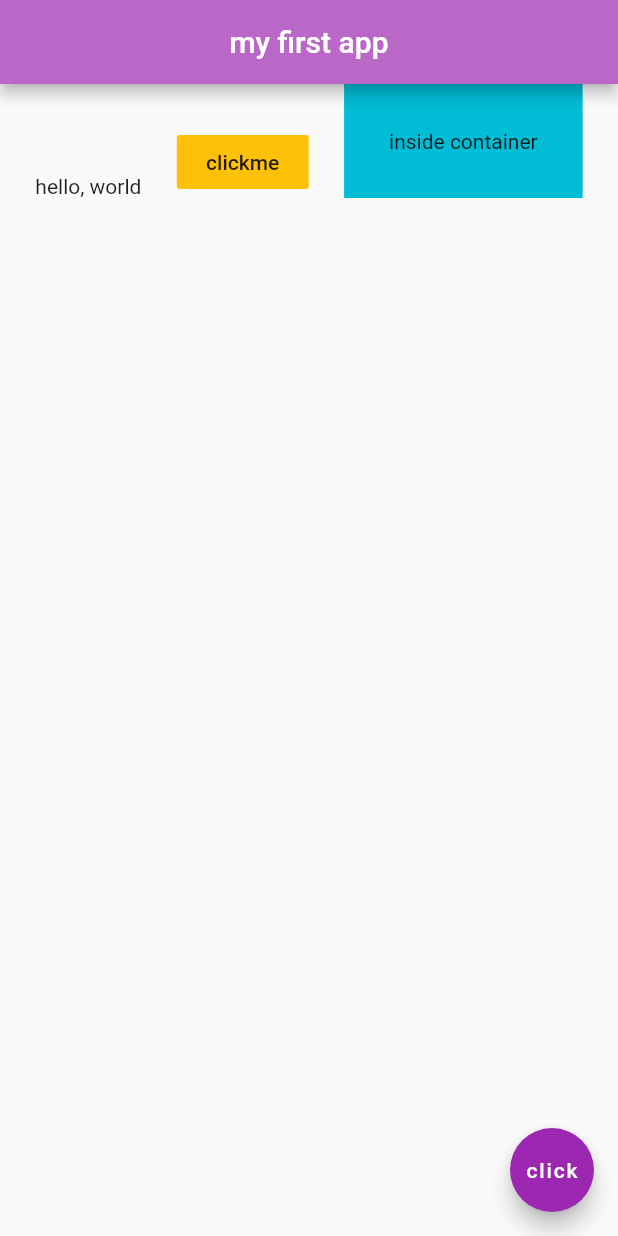
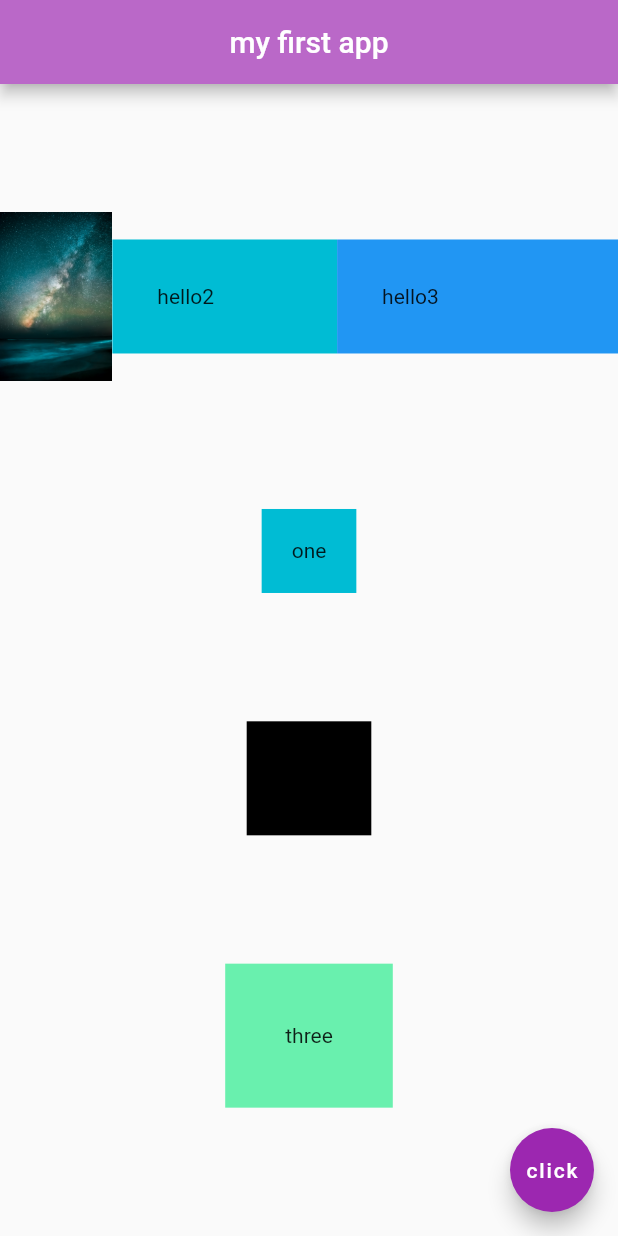
Before and after one commit to CarFried/Flutter_test, a Flutter app: the screen it shows after launch, on a phone screen of 412 x 824 dp. Run offline on Flutter 3.47's test engine with Material 2 defaults, Android fonts, the phone set to English and light mode, and no system bars.

Commit message:
Expanded Widgets

```diff
--- a/flutter_app/lib/main.dart
+++ b/flutter_app/lib/main.dart
@@ -17,20 +17,48 @@ class Home extends StatelessWidget {
         centerTitle: true,
         backgroundColor: Colors.purple[300],
       ),
-      body: Row(
+      body: Column(
         mainAxisAlignment: MainAxisAlignment.spaceEvenly,
-        crossAxisAlignment: CrossAxisAlignment.end,
+        crossAxisAlignment: CrossAxisAlignment.center,
         children: <Widget> [
-          Text(('hello, world')),
-          FlatButton(
-            onPressed: (){},
-            color:Colors.amber,
-            child:Text('clickme'),
+          Row(
+            children: <Widget>[
+              Expanded(
+                  child: Image.asset('assets/space1.jpg'),
+                      flex: 2,
+              ),
+              Expanded(
+                flex: 4,
+                  child: Container(
+                    padding: EdgeInsets.all(30),
+                    color: Colors.cyan,
+                    child: Text ('hello2'),
+                  ),
+              ),
+              Expanded(
+                flex: 5,
+                  child: Container(
+                    padding: EdgeInsets.all(30),
+                    color: Colors.blue,
+                    child: Text ('hello3'),
+                  ),
+              ),
+            ],
           ),
           Container(
+            padding: EdgeInsets.all(20),
             color: Colors.cyan,
-            padding: EdgeInsets.all(30),
-            child:Text('inside container'),
+            child: Text('one'),
+          ),
+          Container(
+              padding: EdgeInsets.all(30),
+              color: Colors.black,
+              child: Text('two'),
+          ),
+          Container(
+              padding: EdgeInsets.all(40),
+              color: Colors.greenAccent,
+              child: Text('three'),
           ),
         ],
       ),
```
